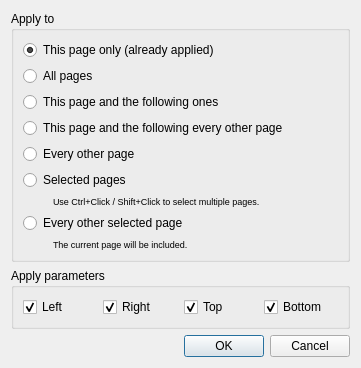
Qt form src/core/filters/page_layout/ApplyMarginsDialog.ui (2ndmax/scantailor-ocr) before a commit.
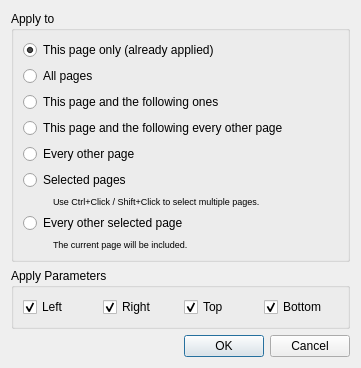
The same form after that commit.

Patch:
```diff
--- a/src/core/filters/page_layout/ApplyMarginsDialog.ui
+++ b/src/core/filters/page_layout/ApplyMarginsDialog.ui
@@ -142,7 +142,7 @@
    <item>
     <widget class="QGroupBox" name="marginsToApplyGroup">
      <property name="title">
-      <string>Apply parameters</string>
+      <string>Apply Parameters</string>
      </property>
      <layout class="QHBoxLayout" name="horizontalLayout_margins">
       <item>
```
